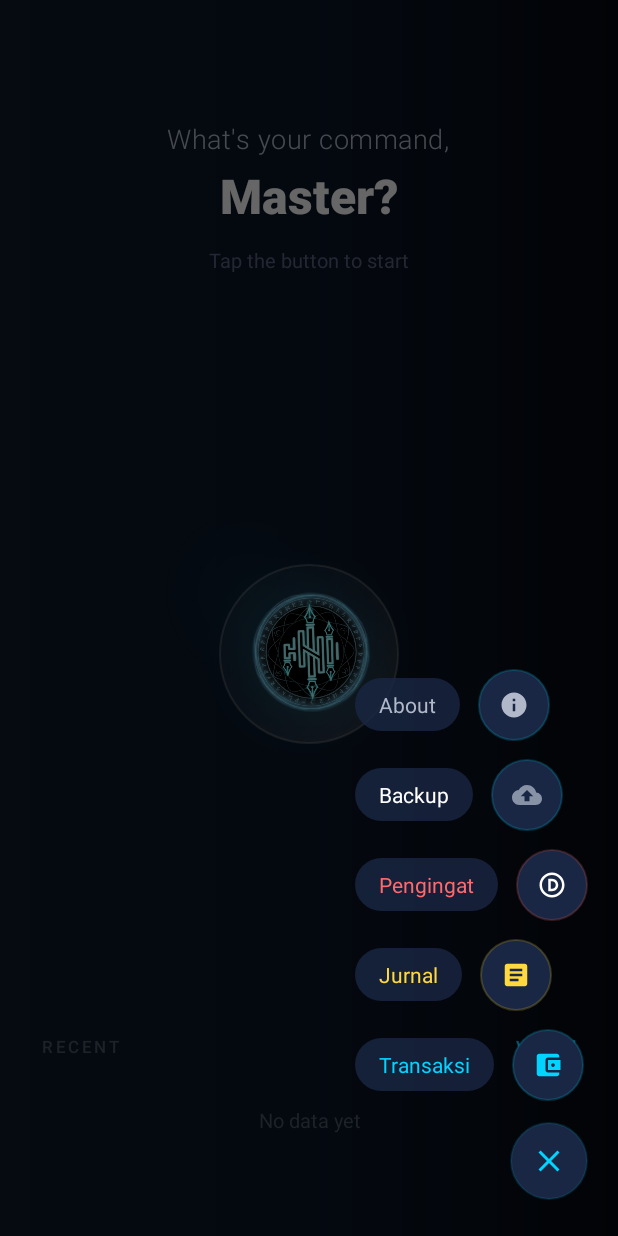
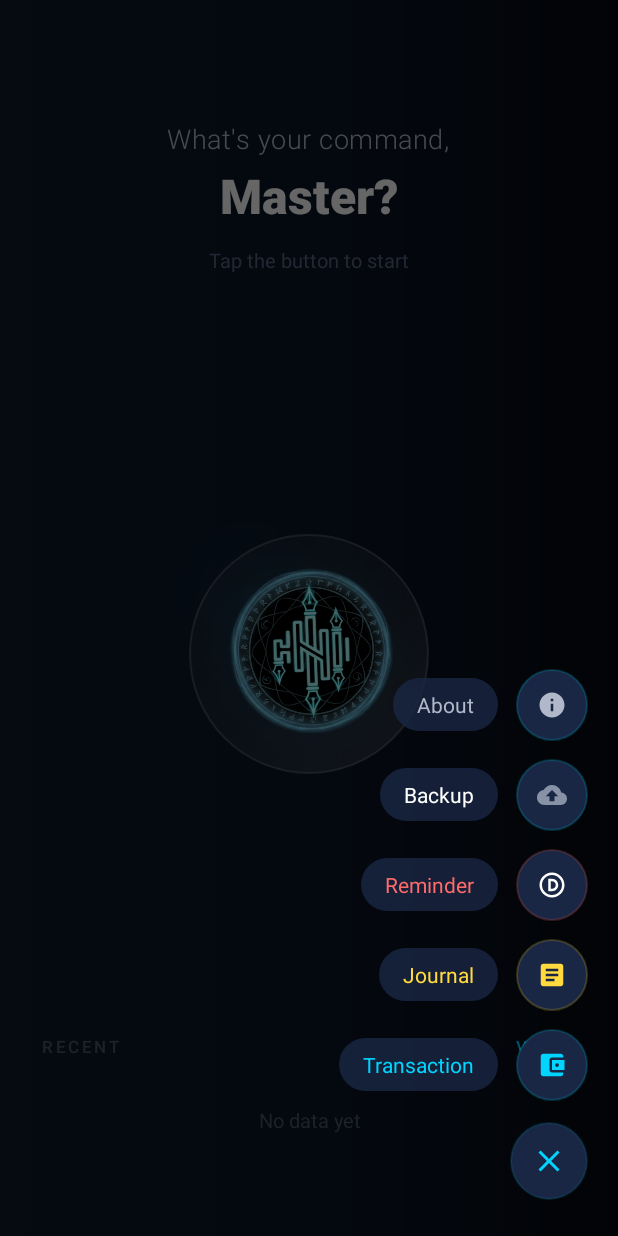
Before and after one commit to Flauntleroy/Dreysist, an Android app: the screen it shows after launch (MainActivity), after a tap on an icon or button, on a phone screen of 412 x 824 dp. Run offline under Robolectric (Android 15) with nearby library versions, the light colour scheme and no system bars; our stand-ins replace Room's generated code.

Commit message:
feat: Initialize Dreyassist application with voice recognition, main UI, FAB menu, and core data management.

```diff
--- a/app/src/main/java/com/example/dreyassist/MainActivity.kt
+++ b/app/src/main/java/com/example/dreyassist/MainActivity.kt
@@ -6,6 +6,7 @@ import android.content.Intent
 import android.content.pm.PackageManager
 import android.graphics.Color
 import android.graphics.drawable.ColorDrawable
+import android.media.MediaPlayer
 import android.os.Build
 import android.os.Bundle
 import android.speech.RecognitionListener
@@ -53,6 +54,8 @@ class MainActivity : AppCompatActivity() {
     private lateinit var rippleAnim2: Animation
     private lateinit var rippleAnim3: Animation
     private lateinit var pulseAnim: Animation
+
+    private var mediaPlayer: MediaPlayer? = null
 
     private var isFabOpen = false
 
@@ -178,14 +181,29 @@ class MainActivity : AppCompatActivity() {
         // Animate FAB rotation
         binding.fabMain.animate().rotation(180f).setDuration(200).start()
 
-        // Animate menu items
-        binding.fabMenuContainer.alpha = 0f
-        binding.fabMenuContainer.translationY = 50f
-        binding.fabMenuContainer.animate()
-            .alpha(1f)
-            .translationY(0f)
-            .setDuration(200)
-            .start()
+        // Animate overlay fade in
+        binding.fabOverlay.alpha = 0f
+        binding.fabOverlay.animate().alpha(1f).setDuration(200).start()
+
+        // Animate menu items with staggered effect
+        val menuItems = listOf(
+            binding.fabTransaksi,
+            binding.fabJurnal,
+            binding.fabPengingat,
+            binding.fabBackup,
+            binding.fabAbout
+        )
+
+        menuItems.forEachIndexed { index, item ->
+            item.alpha = 0f
+            item.translationX = 50f
+            item.animate()
+                .alpha(1f)
+                .translationX(0f)
+                .setStartDelay((index * 50).toLong())
+                .setDuration(200)
+                .start()
+        }
     }
 
     private fun closeFabMenu() {
@@ -194,10 +212,27 @@ class MainActivity : AppCompatActivity() {
 
         binding.fabMain.animate().rotation(0f).setDuration(200).start()
 
-        binding.fabMenuContainer.animate()
+        // Animate menu items closing with staggered effect (reverse order)
+        val menuItems = listOf(
+            binding.fabAbout,
+            binding.fabBackup,
+            binding.fabPengingat,
+            binding.fabJurnal,
+            binding.fabTransaksi
+        )
+
+        menuItems.forEachIndexed { index, item ->
+            item.animate()
+                .alpha(0f)
+                .translationX(50f)
+                .setStartDelay((index * 30).toLong())
+                .setDuration(150)
+                .start()
+        }
+
+        binding.fabOverlay.animate()
             .alpha(0f)
-            .translationY(50f)
-            .setDuration(150)
+            .setDuration(200)
             .withEndAction {
                 binding.fabOverlay.visibility = View.GONE
                 binding.fabMenuContainer.visibility = View.GONE
@@ -374,10 +409,24 @@ class MainActivity : AppCompatActivity() {
     }
 
     private fun startVoiceInput() {
+        // Release previous instance if any
+        mediaPlayer?.release()
+
+        // Play custom welcome sound
+        mediaPlayer = MediaPlayer.create(this, R.raw.welcome_voice)
+        mediaPlayer?.setOnCompletionListener { mp ->
+            mp.release()
+        }
+        // Set volume to maximum (1.0 = 100%)
+        mediaPlayer?.setVolume(1.0f, 1.0f)
+        mediaPlayer?.start()
+
         val intent = Intent(RecognizerIntent.ACTION_RECOGNIZE_SPEECH)
         intent.putExtra(RecognizerIntent.EXTRA_LANGUAGE_MODEL, RecognizerIntent.LANGUAGE_MODEL_FREE_FORM)
         intent.putExtra(RecognizerIntent.EXTRA_LANGUAGE, "id-ID")
         intent.putExtra(RecognizerIntent.EXTRA_PROMPT, "Silakan bicara...")
+        // Disable default beep sound
+        intent.putExtra("android.speech.extra.BEEP", false)
         speechRecognizer.startListening(intent)
     }
 
@@ -501,5 +550,7 @@ class MainActivity : AppCompatActivity() {
     override fun onDestroy() {
         super.onDestroy()
         speechRecognizer.destroy()
+        mediaPlayer?.release()
+        mediaPlayer = null
     }
 }
--- a/app/src/main/res/layout/activity_main.xml
+++ b/app/src/main/res/layout/activity_main.xml
@@ -79,8 +79,8 @@
             <!-- Voice Button -->
             <FrameLayout
                 android:id="@+id/voice_button"
-                android:layout_width="140dp"
-                android:layout_height="140dp"
+                android:layout_width="180dp"
+                android:layout_height="180dp"
                 android:layout_gravity="center"
                 android:background="@drawable/bg_voice_button"
                 android:elevation="0dp"
@@ -89,8 +89,8 @@
 
                 <ImageView
                     android:id="@+id/logo_image"
-                    android:layout_width="80dp"
-                    android:layout_height="80dp"
+                    android:layout_width="110dp"
+                    android:layout_height="110dp"
                     android:layout_gravity="center"
                     android:src="@drawable/logo_dreysist"
                     android:contentDescription="Voice Input" />
@@ -174,6 +174,7 @@
         android:layout_marginEnd="20dp"
         android:layout_marginBottom="90dp"
         android:orientation="vertical"
+        android:gravity="end"
         android:visibility="gone">
 
         <!-- About -->
@@ -182,7 +183,7 @@
             android:layout_width="wrap_content"
             android:layout_height="wrap_content"
             android:orientation="horizontal"
-            android:gravity="center_vertical"
+            android:gravity="center_vertical|end"
             android:layout_marginBottom="12dp">
 
             <TextView
@@ -216,7 +217,7 @@
             android:layout_width="wrap_content"
             android:layout_height="wrap_content"
             android:orientation="horizontal"
-            android:gravity="center_vertical"
+            android:gravity="center_vertical|end"
             android:layout_marginBottom="12dp">
 
             <TextView
@@ -244,19 +245,19 @@
 
         </LinearLayout>
 
-        <!-- Pengingat -->
+        <!-- Reminder -->
         <LinearLayout
             android:id="@+id/fab_pengingat"
             android:layout_width="wrap_content"
             android:layout_height="wrap_content"
             android:orientation="horizontal"
-            android:gravity="center_vertical"
+            android:gravity="center_vertical|end"
             android:layout_marginBottom="12dp">
 
             <TextView
                 android:layout_width="wrap_content"
                 android:layout_height="wrap_content"
-                android:text="Pengingat"
+                android:text="Reminder"
                 android:textColor="#FF6B6B"
                 android:textSize="14sp"
                 android:background="@drawable/bg_fab_label"
@@ -273,24 +274,24 @@
                     android:layout_height="20dp"
                     android:layout_gravity="center"
                     android:src="@drawable/ic_notification"
-                    android:contentDescription="Pengingat" />
+                    android:contentDescription="Reminder" />
             </FrameLayout>
 
         </LinearLayout>
 
-        <!-- Jurnal -->
+        <!-- Journal -->
         <LinearLayout
             android:id="@+id/fab_jurnal"
             android:layout_width="wrap_content"
             android:layout_height="wrap_content"
             android:orientation="horizontal"
-            android:gravity="center_vertical"
+            android:gravity="center_vertical|end"
             android:layout_marginBottom="12dp">
 
             <TextView
                 android:layout_width="wrap_content"
                 android:layout_height="wrap_content"
-                android:text="Jurnal"
+                android:text="Journal"
                 android:textColor="#FFD93D"
                 android:textSize="14sp"
                 android:background="@drawable/bg_fab_label"
@@ -307,23 +308,23 @@
                     android:layout_height="20dp"
                     android:layout_gravity="center"
                     android:src="@drawable/ic_journal"
-                    android:contentDescription="Jurnal" />
+                    android:contentDescription="Journal" />
             </FrameLayout>
 
         </LinearLayout>
 
-        <!-- Transaksi -->
+        <!-- Transaction -->
         <LinearLayout
             android:id="@+id/fab_transaksi"
             android:layout_width="wrap_content"
             android:layout_height="wrap_content"
             android:orientation="horizontal"
-            android:gravity="center_vertical">
+            android:gravity="center_vertical|end">
 
             <TextView
                 android:layout_width="wrap_content"
                 android:layout_height="wrap_content"
-                android:text="Transaksi"
+                android:text="Transaction"
                 android:textColor="#00D4FF"
                 android:textSize="14sp"
                 android:background="@drawable/bg_fab_label"
@@ -340,7 +341,7 @@
                     android:layout_height="20dp"
                     android:layout_gravity="center"
                     android:src="@drawable/ic_transaksi"
-                    android:contentDescription="Transaksi" />
+                    android:contentDescription="Transaction" />
             </FrameLayout>
 
         </LinearLayout>
```
Also changed, not shown: app/src/main/res/drawable/ic_history.xml (added, +9 -0 lines), app/src/main/res/layout/activity_history.xml (+9 -7 lines), 2 other files.
